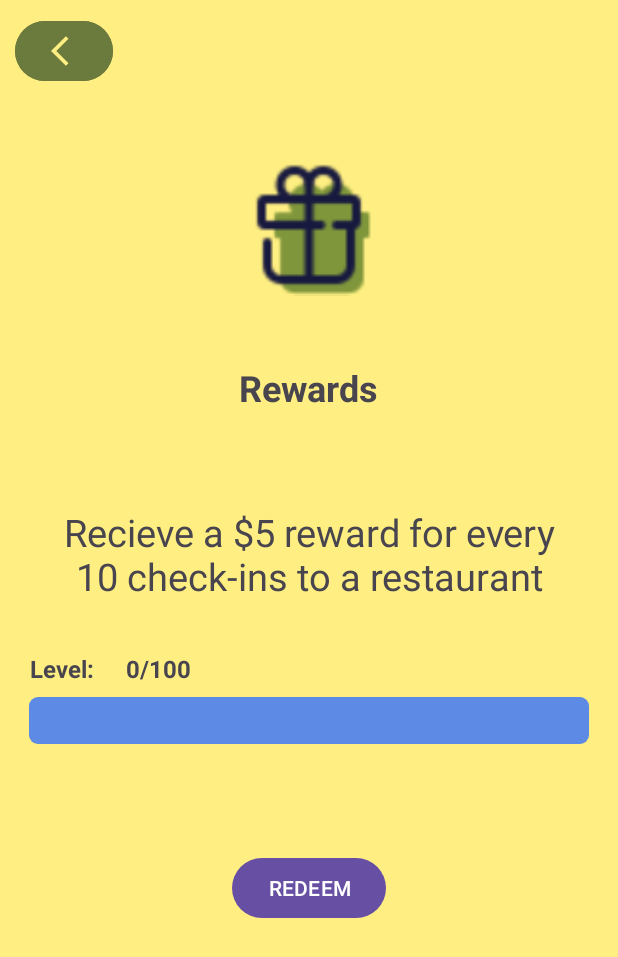
After one commit to ngtri1809/gachaurant, an Android app: the RewardsActivity screen opened directly, with no data from a screen before it, on a phone screen of 412 x 824 dp. The commit adds this screen. Shown: the top 957 px of the screen. Run offline under Robolectric (Android 15) with nearby library versions, the phone set to English and light mode, and no system bars.

Commit message:
checkin and rewards done locally on app

```diff
--- a/app/src/main/AndroidManifest.xml
+++ b/app/src/main/AndroidManifest.xml
@@ -20,6 +20,9 @@
         android:theme="@style/Theme.Gachaurant"
         android:usesCleartextTraffic="true"
         tools:targetApi="31">
+        <activity
+            android:name=".RewardsActivity"
+            android:exported="false" />
         <activity
             android:name=".RestaurantInventory"
             android:exported="false" />
--- /dev/null
+++ b/app/src/main/java/com/example/gachaurant/RewardsActivity.java
@@ -0,0 +1,28 @@
+package com.example.gachaurant;
+
+import androidx.appcompat.app.AppCompatActivity;
+import androidx.fragment.app.Fragment;
+import androidx.fragment.app.FragmentManager;
+import androidx.fragment.app.FragmentTransaction;
+
+import android.content.SharedPreferences;
+import android.os.Bundle;
+import android.preference.PreferenceManager;
+
+public class RewardsActivity extends AppCompatActivity {
+    public static final String CHECK_IN_COUNT_KEY = "checkInCount";
+
+    @Override
+    protected void onCreate(Bundle savedInstanceState) {
+        super.onCreate(savedInstanceState);
+        setContentView(R.layout.activity_rewards);
+
+        SharedPreferences sharedPreferences = PreferenceManager.getDefaultSharedPreferences(this);
+        int checkInCount = sharedPreferences.getInt(CHECK_IN_COUNT_KEY, 0);
+        Fragment rewardFragment = RewardsFragment.newInstance(checkInCount);
+        FragmentManager fragmentManager = getSupportFragmentManager();
+        FragmentTransaction fragmentTransaction = fragmentManager.beginTransaction();
+        fragmentTransaction.replace(R.id.frame_layout, rewardFragment);
+        fragmentTransaction.commit();
+    }
+}
--- a/app/src/main/java/com/example/gachaurant/RewardsFragment.java
+++ b/app/src/main/java/com/example/gachaurant/RewardsFragment.java
@@ -12,8 +12,6 @@
 import android.widget.ProgressBar;
 import android.widget.TextView;
 
-import com.google.firebase.auth.FirebaseAuth;
-
 /**
  * A simple {@link Fragment} subclass.
  * Use the {@link RewardsFragment#newInstance} factory method to
@@ -21,14 +19,7 @@
  */
 public class RewardsFragment extends Fragment {
 
-    // TODO: Rename parameter arguments, choose names that match
-    // the fragment initialization parameters, e.g. ARG_ITEM_NUMBER
-    private static final String ARG_PARAM1 = "param1";
-    private static final String ARG_PARAM2 = "param2";
-
-    // TODO: Rename and change types of parameters
-    private String mParam1;
-    private String mParam2;
+    private static final String CHECK_IN_COUNT = "param1";
 
     private int checkCount;
 
@@ -37,20 +28,10 @@
         // Required empty public constructor
     }
 
-    /**
-     * Use this factory method to create a new instance of
-     * this fragment using the provided parameters.
-     *
-     * @param param1 Parameter 1.
-     * @param param2 Parameter 2.
-     * @return A new instance of fragment RewardsFragment.
-     */
-    // TODO: Rename and change types and number of parameters
-    public static RewardsFragment newInstance(String param1, String param2) {
+    public static RewardsFragment newInstance(int checkInCount) {
         RewardsFragment fragment = new RewardsFragment();
         Bundle args = new Bundle();
-        args.putString(ARG_PARAM1, param1);
-        args.putString(ARG_PARAM2, param2);
+        args.putInt(CHECK_IN_COUNT, checkInCount);
         fragment.setArguments(args);
         return fragment;
     }
@@ -59,9 +40,10 @@
     public void onCreate(Bundle savedInstanceState) {
         super.onCreate(savedInstanceState);
         if (getArguments() != null) {
-            checkCount = getArguments().getInt(ARG_PARAM1);
-            //mParam1 = getArguments().getString(ARG_PARAM1);
-            //mParam2 = getArguments().getString(ARG_PARAM2);
+            checkCount = getArguments().getInt(CHECK_IN_COUNT);
+            if (checkCount > 10) {
+                checkCount -= 10;
+            }
         }
     }
 
@@ -76,7 +58,7 @@
     public void onViewCreated(View view, Bundle savedInstanceState){
         ProgressBar bar = view.findViewById(R.id.progressBarReward);
         TextView strBar = view.findViewById(R.id.currentProgress);
-        int nprog = checkCount%10 * 10;
+        int nprog = checkCount * 10;
         strBar.setText(String.valueOf(nprog) + "/100");
         bar.setProgress(nprog);
         Button btnRedeem = (Button) view.findViewById(R.id.buttonRedeem);
@@ -90,7 +72,7 @@
     }
 
     private void redeemMessage(){
-        if(checkCount%10*10 > 99){
+        if(checkCount*10 > 99){
             AlertDialog.Builder alterBuilder = new AlertDialog.Builder(getContext());
             alterBuilder.setMessage("Congrats Enjoy Your 5$ Reward");
             alterBuilder.setTitle("Congratulations");
--- /dev/null
+++ b/app/src/main/res/layout/activity_rewards.xml
@@ -0,0 +1,10 @@
+<?xml version="1.0" encoding="utf-8"?>
+<FrameLayout xmlns:android="http://schemas.android.com/apk/res/android"
+    xmlns:app="http://schemas.android.com/apk/res-auto"
+    xmlns:tools="http://schemas.android.com/tools"
+    android:id="@+id/frame_layout"
+    android:layout_width="match_parent"
+    android:layout_height="match_parent"
+    tools:context=".RewardsActivity">
+
+</FrameLayout>
```
Also changed, not shown: app/src/main/java/com/example/gachaurant/CheckIn.java (+17 -2 lines), app/src/main/java/com/example/gachaurant/ProfileFragment.java (+10 -1 lines).
